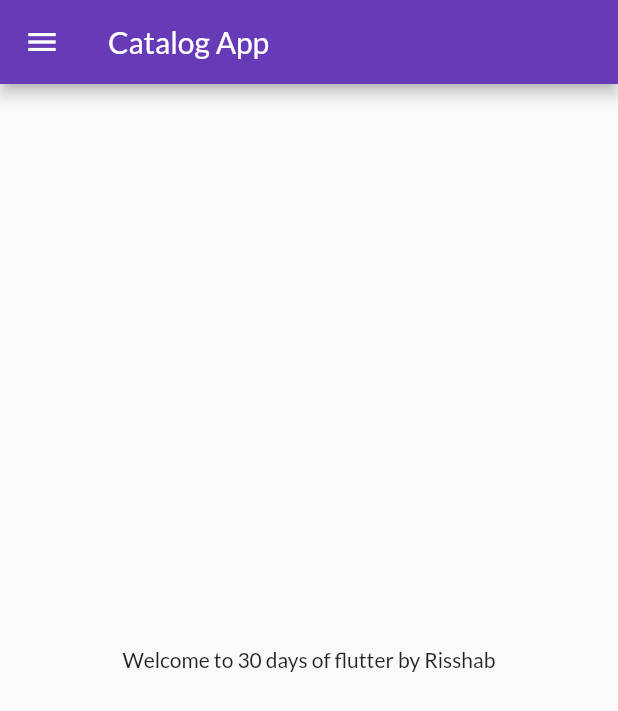
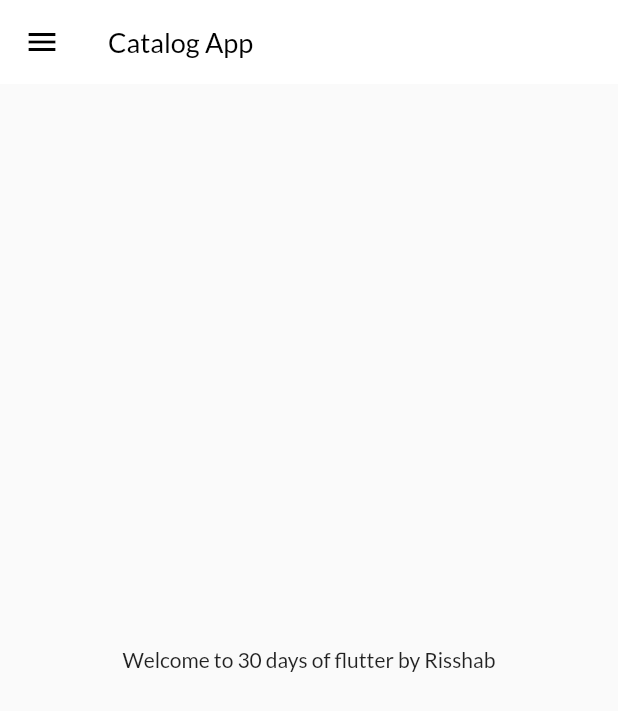
Before and after one commit to RisshabSingla/30DaysOfFlutter, a Flutter app: the screen it shows after launch, on a phone screen of 412 x 824 dp. Shown: the top 711 px of the screen. Run offline on Flutter 3.47's test engine with Material 2 defaults, Android fonts, the phone set to English and light mode, and no system bars; our stand-ins replace google_fonts.

Commit message:
Themes Extracted Day 9

```diff
--- a/lib/main.dart
+++ b/lib/main.dart
@@ -1,8 +1,8 @@
 import 'package:android_studio_projects/pages/home_page.dart';
 import 'package:android_studio_projects/pages/login_page.dart';
 import 'package:android_studio_projects/utils/routes.dart';
+import 'package:android_studio_projects/widgets/themes.dart';
 import 'package:flutter/material.dart';
-import 'package:google_fonts/google_fonts.dart';
 
 void main() {
   runApp(MyApp());
@@ -16,15 +16,11 @@ class MyApp extends StatelessWidget {
     return MaterialApp(
       // home: LoginPage(),
       themeMode: ThemeMode.light,
-      theme: ThemeData(
-        primarySwatch: Colors.deepPurple,
-        fontFamily: GoogleFonts.lato().fontFamily,
-      ),
+      theme: MyTheme.lightTheme,
       debugShowCheckedModeBanner: false,
-      initialRoute: MyRoutes.homeRoute, // --> initial opening page
+      initialRoute: MyRoutes.homeRoute,
       routes: {
         "/": (context) => HomePage(),
-        // --> not required since HomePage not given
         MyRoutes.homeRoute: (context) => HomePage(),
         MyRoutes.loginRoute: (context) => LoginPage(),
       },
--- a/lib/pages/home_page.dart
+++ b/lib/pages/home_page.dart
@@ -11,7 +11,14 @@ class HomePage extends StatelessWidget {
   Widget build(BuildContext context) {
     return Scaffold(
       appBar: AppBar(
-        title: Text("Catalog App"),
+        // backgroundColor: Colors.white,
+        // elevation: 0.0,
+        // iconTheme: IconThemeData(
+        //   color: Colors.black87
+        // ),
+        title: const Text("Catalog App",
+          // style: TextStyle(color: Colors.black87),),
+        ),
       ),
       body: Center(
         child: Container(
--- /dev/null
+++ b/lib/widgets/themes.dart
@@ -0,0 +1,24 @@
+import 'package:flutter/material.dart';
+import 'package:google_fonts/google_fonts.dart';
+
+ class MyTheme {
+   static ThemeData get lightTheme => ThemeData(
+        primarySwatch: Colors.deepPurple,
+        appBarTheme: AppBarTheme(
+          color: Colors.white,
+          elevation: 0.0,
+          iconTheme: IconThemeData(color: Colors.black),
+          titleTextStyle: TextStyle(
+            color: Colors.black,
+            fontSize: 18,
+            fontFamily: GoogleFonts.lato().fontFamily,
+          ),
+        ),
+        fontFamily: GoogleFonts.lato().fontFamily,
+      );
+
+   static ThemeData get darkTheme => ThemeData(
+     brightness: Brightness.dark,
+   );
+
+}
```
